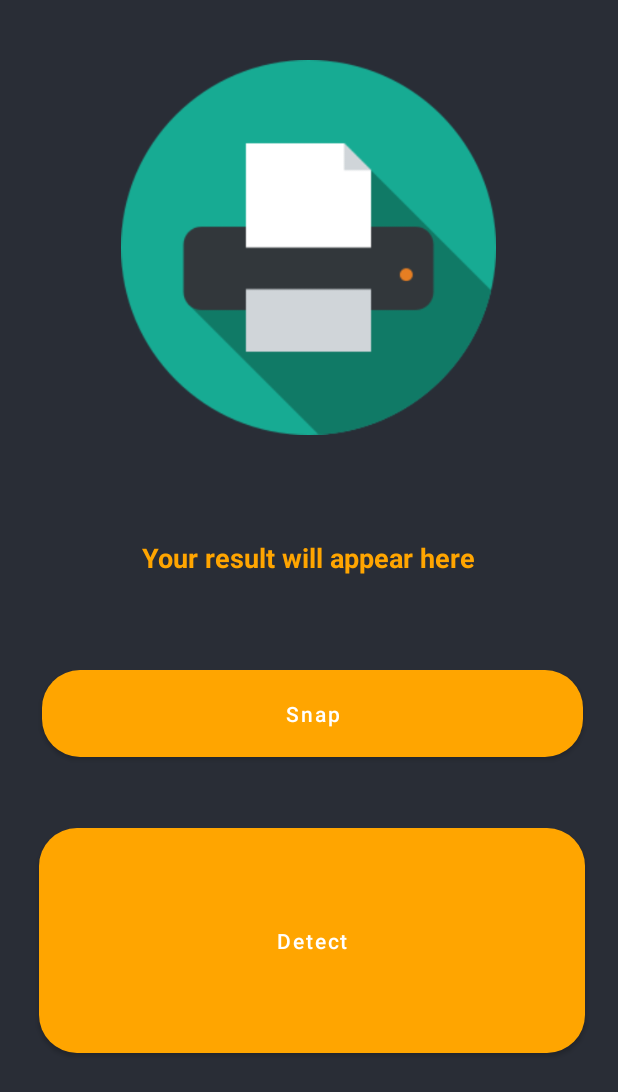
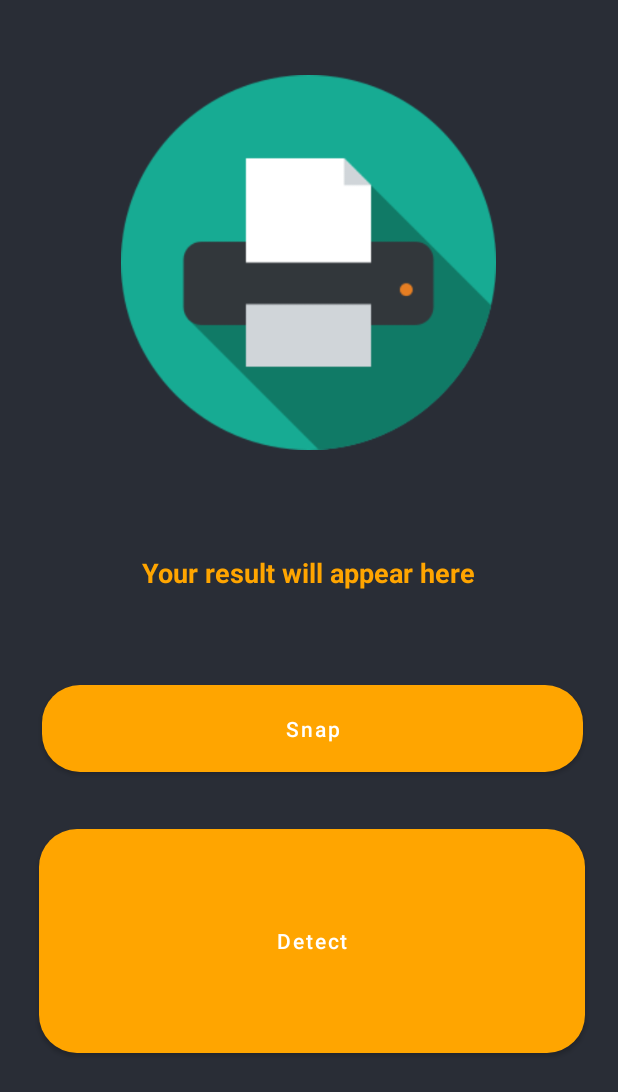
Before and after one commit to vishalpatil0/ATTESTA, an Android app: the ScannerActivity screen opened directly, with no data from a screen before it, on a phone screen of 412 x 824 dp. Shown: the top 1092 px of the screen. Run offline under Robolectric (Android 15) with nearby library versions, the phone set to English and light mode, and no system bars; libraries missing offline, so code that uses them is left out: com.google.mlkit.vision.

Commit message:
Module 1 - Level 1 completed [GeeksforGeeks Youtube video part got completed]

```diff
--- a/app/src/main/AndroidManifest.xml
+++ b/app/src/main/AndroidManifest.xml
@@ -12,7 +12,7 @@
         android:roundIcon="@drawable/scanner"
         android:supportsRtl="true"
         android:theme="@style/Theme.Attesta">
-        <activity android:name=".ScannerActitivity"></activity>
+        <activity android:name=".ScannerActivity"></activity>
         <activity android:name=".MainActivity">
             <intent-filter>
                 <action android:name="android.intent.action.MAIN" />
--- a/app/src/main/java/com/example/attesta/MainActivity.java
+++ b/app/src/main/java/com/example/attesta/MainActivity.java
@@ -20,7 +20,7 @@ public class MainActivity extends AppCompatActivity {
         captureBtn.setOnClickListener(new View.OnClickListener() {
             @Override
             public void onClick(View v) {
-                Intent i=new Intent(MainActivity.this, ScannerActitivity.class);
+                Intent i=new Intent(MainActivity.this, ScannerActivity.class);
                 startActivity(i);
 
             }
--- a/app/src/main/java/com/example/attesta/ScannerActitivity.java
+++ b/app/src/main/java/com/example/attesta/ScannerActivity.java
@@ -1,14 +1,11 @@
 package com.example.attesta;
 
-import androidx.activity.result.contract.ActivityResultContract;
-import androidx.activity.result.contract.ActivityResultContracts;
 import androidx.annotation.NonNull;
 import androidx.annotation.Nullable;
 import androidx.appcompat.app.AppCompatActivity;
 import androidx.core.app.ActivityCompat;
 import androidx.core.content.ContextCompat;
 
-import android.app.Activity;
 import android.content.Intent;
 import android.content.pm.PackageManager;
 import android.graphics.Bitmap;
@@ -20,7 +17,6 @@ import android.view.View;
 import android.widget.Button;
 import android.widget.ImageView;
 import android.widget.TextView;
-import android.Manifest.permission;
 import android.widget.Toast;
 
 import com.google.android.gms.tasks.OnFailureListener;
@@ -35,7 +31,7 @@ import com.google.mlkit.vision.text.TextRecognizerOptions;
 import static android.Manifest.permission.CAMERA;
 
 
-public class ScannerActitivity extends AppCompatActivity {
+public class ScannerActivity extends AppCompatActivity {
 
     private ImageView captureIV;
     private TextView resultTV;
@@ -46,7 +42,8 @@ public class ScannerActitivity extends AppCompatActivity {
     @Override
     protected void onCreate(Bundle savedInstanceState) {
         super.onCreate(savedInstanceState);
-        setContentView(R.layout.activity_scanner_actitivity);
+        setContentView(R.layout.activity_scanner_activity);
+        captureIV=findViewById(R.id.idIVCaptureImage);
         resultTV = findViewById(R.id.idTVDetectedText);
         snapBtn = findViewById(R.id.idBtnSnap);
         detectBtn = findViewById(R.id.idBtnDetect);
@@ -91,7 +88,7 @@ public class ScannerActitivity extends AppCompatActivity {
     }
 
     @Override
-    public void onRequestPermissionsResult(int requestCode, @NonNull  String[] permissions, @NonNull  int[] grantResults) {
+    public void onRequestPermissionsResult(int requestCode, String[] permissions, @NonNull  int[] grantResults) {
         super.onRequestPermissionsResult(requestCode, permissions, grantResults);
         if(grantResults.length>0){
             boolean cameraPermission = grantResults[0] == PackageManager.PERMISSION_GRANTED;
@@ -107,9 +104,9 @@ public class ScannerActitivity extends AppCompatActivity {
     }
 
     @Override
-    protected void onActivityResult(int requestCode, int resultCode, @Nullable Intent data) {
+    protected void onActivityResult(int requestCode, int resultCode,Intent data) {
         super.onActivityResult(requestCode, resultCode, data);
-        if(requestCode==REQUEST_IMAGE_CAPTURE && requestCode==RESULT_OK){
+        if(requestCode==REQUEST_IMAGE_CAPTURE && resultCode ==RESULT_OK){
             Bundle extras= data.getExtras();
             imageBitmap=(Bitmap) extras.get("data");
             captureIV.setImageBitmap(imageBitmap);
@@ -142,7 +139,7 @@ public class ScannerActitivity extends AppCompatActivity {
         }).addOnFailureListener(new OnFailureListener() {
             @Override
             public void onFailure(@NonNull Exception e) {
-                Toast.makeText(ScannerActitivity.this,"Fail to detect text from image.."+e.getMessage(),Toast.LENGTH_SHORT).show();
+                Toast.makeText(ScannerActivity.this,"Fail to detect text from image.."+e.getMessage(),Toast.LENGTH_SHORT).show();
             }
         });
 
--- a/app/src/main/res/layout/activity_main.xml
+++ b/app/src/main/res/layout/activity_main.xml
@@ -29,7 +29,7 @@
         android:layout_marginEnd="20dp"
         android:layout_marginBottom="10dp"
         android:gravity="center"
-        android:text="Welcome to Text Detector from Image Application "
+        android:text="Welcome to Text Recognition Application"
         android:textAlignment="center"
         android:textColor="@color/yellow"
         android:textSize="18sp"
--- a/app/src/main/res/layout/activity_scanner_actitivity.xml
+++ b/app/src/main/res/layout/activity_scanner_activity.xml
@@ -5,14 +5,14 @@
     android:layout_width="match_parent"
     android:layout_height="match_parent"
     android:background="@color/black_shade_1"
-    tools:context=".ScannerActitivity">
+    tools:context=".ScannerActivity">
 
     <ImageView
         android:id="@+id/idIVCaptureImage"
         android:layout_width="250dp"
         android:layout_height="250dp"
         android:layout_centerHorizontal="true"
-        android:layout_marginTop="40dp"
+        android:layout_marginTop="50dp"
         android:src="@drawable/scanner" />
 
     <TextView
@@ -57,7 +57,7 @@
         android:layout_alignParentEnd="true"
         android:layout_alignParentBottom="true"
         android:layout_marginStart="26dp"
-        android:layout_marginTop="47dp"
+        android:layout_marginTop="38dp"
         android:layout_marginEnd="22dp"
         android:layout_marginBottom="122dp"
         android:background="@drawable/button_back"
```
